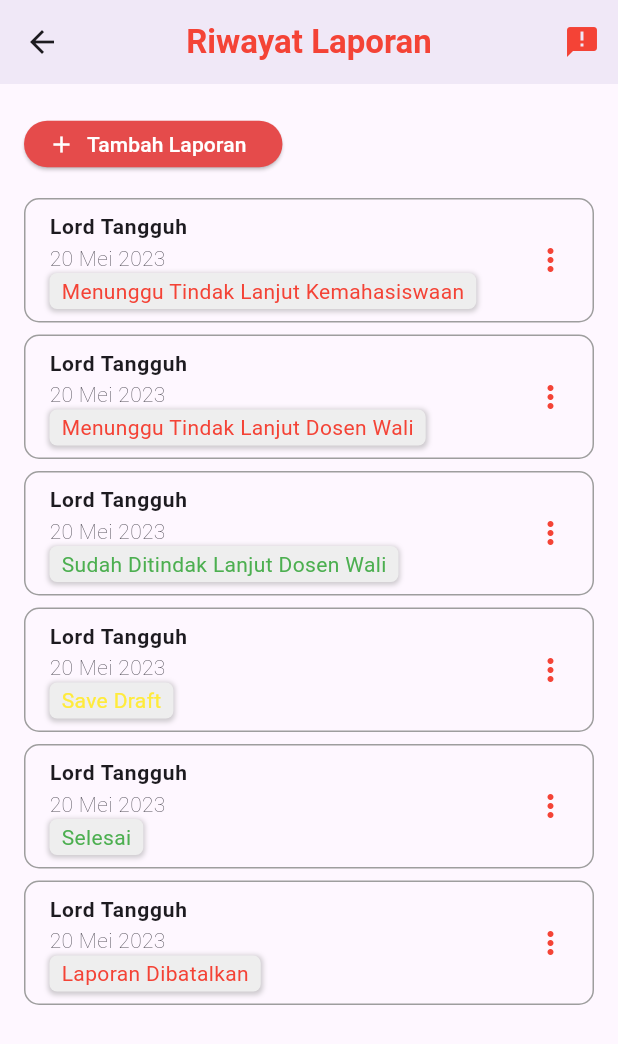
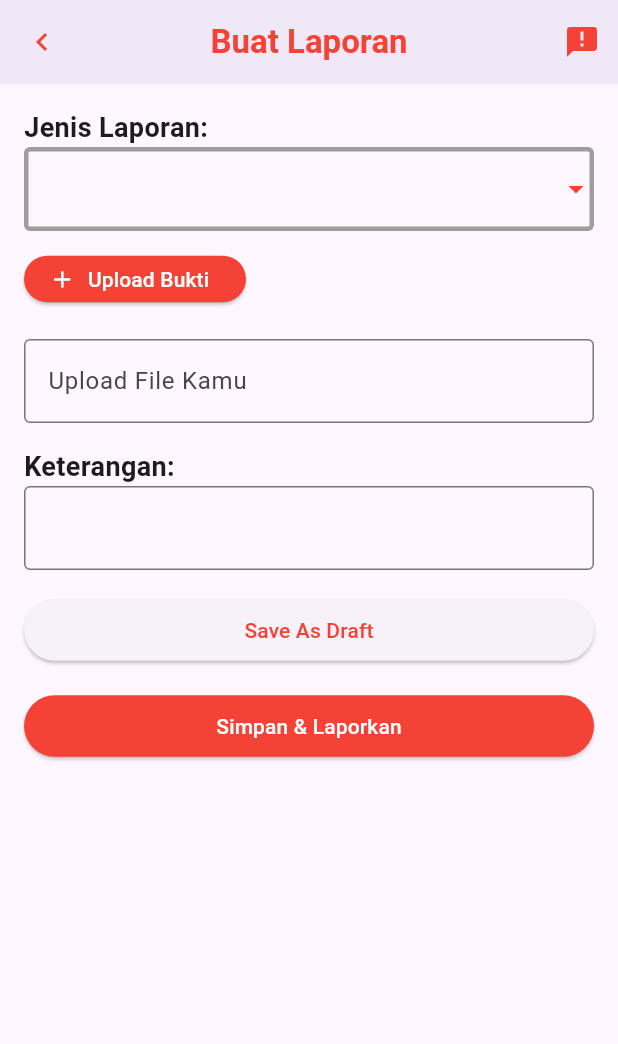
Before and after one commit to tangguhlaks/ayolapor-mobile, a Flutter app: the ReportPage screen opened directly, after a tap on "Tambah Laporan", on a phone screen of 412 x 824 dp. Shown: the top 1044 px of the screen. Run offline on Flutter 3.47's test engine with Material 3 defaults, Android fonts, the phone set to English and light mode, and no system bars; our stand-ins replace shared_preferences; accounts and stored records are empty.

Commit message:
'buatlaporan

```diff
--- /dev/null
+++ b/lib/buatlaporan.dart
@@ -0,0 +1,151 @@
+import 'package:flutter/material.dart';
+
+class BuatLaporan extends StatefulWidget {
+  @override
+  _BuatLaporanState createState() => _BuatLaporanState();
+}
+
+class _BuatLaporanState extends State<BuatLaporan> {
+  List<String> items = ['Pelecehan', 'Seksual', 'Bullying'];
+  String? selectedItem;
+
+  @override
+  Widget build(BuildContext context) {
+    return Scaffold(
+      appBar: AppBar(
+        title: const Text(
+          'Buat Laporan',
+          style: TextStyle(
+            color: Colors.red,
+            fontWeight: FontWeight.bold,
+          ),
+        ),
+        centerTitle: true,
+        leading: IconButton(
+          icon: Icon(
+            Icons.keyboard_arrow_left,
+            color: Colors.red,
+            size: 24,
+          ),
+          onPressed: () {
+            Navigator.pop(context); // Kembali ke tampilan sebelumnya
+          },
+        ),
+        actions: <Widget>[
+          IconButton(
+            icon: Icon(
+              Icons.announcement,
+              color: Colors.red,
+              size: 24,
+            ),
+            onPressed: () {},
+          )
+        ],
+        elevation: 4,
+      ),
+      body: Padding(
+        padding: const EdgeInsets.all(16.0),
+        child: Column(
+          crossAxisAlignment: CrossAxisAlignment.start,
+          children: <Widget>[
+            Text(
+              'Jenis Laporan:',
+              style: TextStyle(fontSize: 18, fontWeight: FontWeight.bold),
+            ),
+            DropdownButtonFormField<String>(
+              iconEnabledColor: Colors.red,
+              decoration: InputDecoration(
+                enabledBorder: OutlineInputBorder(
+                  borderRadius: BorderRadius.circular(4),
+                  borderSide: BorderSide(width: 3, color: Colors.grey),
+                ),
+              ),
+              value: selectedItem,
+              items: items
+                  .map((item) => DropdownMenuItem<String>(
+                        value: item,
+                        child: Text(
+                          item,
+                          style: TextStyle(
+                            fontSize: 20,
+                            color: Colors.red,
+                          ),
+                        ),
+                      ))
+                  .toList(),
+              onChanged: (item) {
+                setState(() {
+                  selectedItem = item;
+                });
+              },
+            ),
+            SizedBox(height: 8),
+            Align(
+              alignment: Alignment.centerLeft,
+              child: ElevatedButton.icon(
+                onPressed: () {
+                  // Implement your button action here
+                },
+                icon: Icon(Icons.add, color: Colors.white),
+                label:
+                    Text('Upload Bukti', style: TextStyle(color: Colors.white)),
+                style: ButtonStyle(
+                  minimumSize: MaterialStateProperty.all<Size>(Size(148, 31)),
+                  backgroundColor: MaterialStateProperty.all<Color>(
+                    Colors.red,
+                  ),
+                ),
+              ),
+            ),
+            SizedBox(height: 16),
+            TextField(
+              decoration: InputDecoration(
+                border: OutlineInputBorder(),
+                hintText: 'Upload File Kamu',
+              ),
+            ),
+            SizedBox(height: 16),
+            Text(
+              'Keterangan:',
+              style: TextStyle(fontSize: 18, fontWeight: FontWeight.bold),
+            ),
+            TextField(
+              decoration: InputDecoration(
+                border: OutlineInputBorder(),
+              ),
+            ),
+            SizedBox(height: 16),
+            ElevatedButton(
+              onPressed: () {
+                // Implement your first button action here
+              },
+              child: Text(
+                'Save As Draft',
+                style: TextStyle(color: Colors.red),
+              ),
+              style: ButtonStyle(
+                minimumSize: MaterialStateProperty.all<Size>(Size(541, 41)),
+              ),
+            ),
+            SizedBox(height: 16),
+            ElevatedButton(
+              onPressed: () {
+                // Implement your second button action here
+              },
+              child: Text(
+                'Simpan & Laporkan',
+                style: TextStyle(color: Colors.white),
+              ),
+              style: ButtonStyle(
+                minimumSize: MaterialStateProperty.all<Size>(Size(541, 41)),
+                backgroundColor: MaterialStateProperty.all<Color>(
+                  Colors.red,
+                ),
+              ),
+            ),
+          ],
+        ),
+      ),
+    );
+  }
+}
--- a/lib/reportpage.dart
+++ b/lib/reportpage.dart
@@ -1,3 +1,4 @@
+import 'package:ayolapor/buatlaporan.dart';
 import 'package:flutter/material.dart';
 
 class ReportPage extends StatelessWidget {
@@ -6,74 +7,56 @@ class ReportPage extends StatelessWidget {
     return Scaffold(
       appBar: AppBar(
         title: const Text(
-          'Riwayat Laporan',
+          'Tambah Laporan',
           style: TextStyle(
             color: Colors.red,
             fontWeight: FontWeight.bold,
           ),
         ),
         centerTitle: true,
-        actions: <Widget>[
-          IconButton(
-            icon: Icon(
-              Icons.announcement,
-              color: Colors.red,
-              size: 24,
-            ),
-            onPressed: () {},
-          )
-        ],
         elevation: 4,
       ),
-      body: SingleChildScrollView(
-        child: Padding(
+      body: Padding(
         padding: const EdgeInsets.all(16.0),
-          child: Column(
-            crossAxisAlignment: CrossAxisAlignment.start,
+        child: ListView(
           children: [
             ElevatedButton.icon(
               onPressed: () {
                 Navigator.push(
                   context,
-                    MaterialPageRoute(
-                        builder: (context) =>
-                            ReportPage()), // Navigate to TambahLaporanPage
-                  );
+                  MaterialPageRoute(builder: (context) => BuatLaporan()),
+                );// Implement your button action here
               },
               icon: Icon(Icons.add, color: Colors.white),
-                label: Text('Tambah Laporan',
-                    style: TextStyle(color: Colors.white)),
+              label:
+                  Text('Tambah Laporan', style: TextStyle(color: Colors.white)),
               style: ButtonStyle(
                 minimumSize: MaterialStateProperty.all<Size>(Size(148, 31)),
                 backgroundColor: MaterialStateProperty.all<Color>(
-                    const Color.fromARGB(255, 229, 75, 75),
+                  Colors.red,
                 ),
               ),
             ),
             SizedBox(height: 8),
-              Column(
-                children: [
             buildOption('Lord Tangguh', Icons.more_vert, '20 Mei 2023',
                 'Menunggu Tindak Lanjut Kemahasiswaan'),
             buildOption('Lord Tangguh', Icons.more_vert, '20 Mei 2023',
                 'Menunggu Tindak Lanjut Dosen Wali'),
             buildOption('Lord Tangguh', Icons.more_vert, '20 Mei 2023',
                 'Sudah Ditindak Lanjut Dosen Wali'),
-                  buildOption('Lord Tangguh', Icons.more_vert, '20 Mei 2023',
-                      'Save Draft'),
-                  buildOption('Lord Tangguh', Icons.more_vert, '20 Mei 2023',
-                      'Selesai'),
+            buildOption(
+                'Lord Tangguh', Icons.more_vert, '20 Mei 2023', 'Save Draft'),
+            buildOption(
+                'Lord Tangguh', Icons.more_vert, '20 Mei 2023', 'Selesai'),
             buildOption('Lord Tangguh', Icons.more_vert, '20 Mei 2023',
                 'Laporan Dibatalkan'),
-                ],
-              ),
+            buildOption('Lord Tangguh', Icons.more_vert, '20 Mei 2023',
+                'Menunggu Tindak Lanjut Kemahasiswaan'),
             SizedBox(height: 8),
           ],
         ),
       ),
-      ),
     );
-  }
   }
 
   Widget buildOption(String text, IconData icon, String date, String status) {
@@ -123,3 +106,4 @@ Widget buildOption(String text, IconData icon, String date, String status) {
       ),
     );
   }
+}
```
Lines whose indentation alone changed are shown as unchanged.
